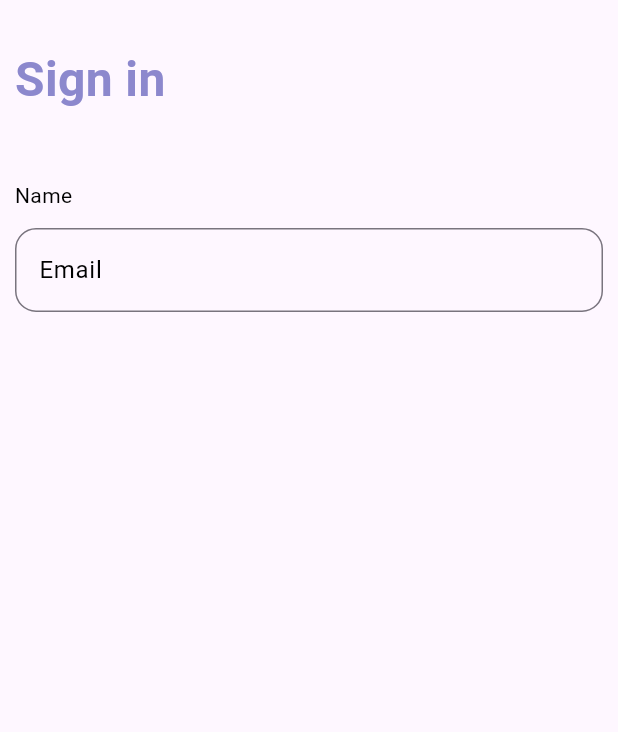
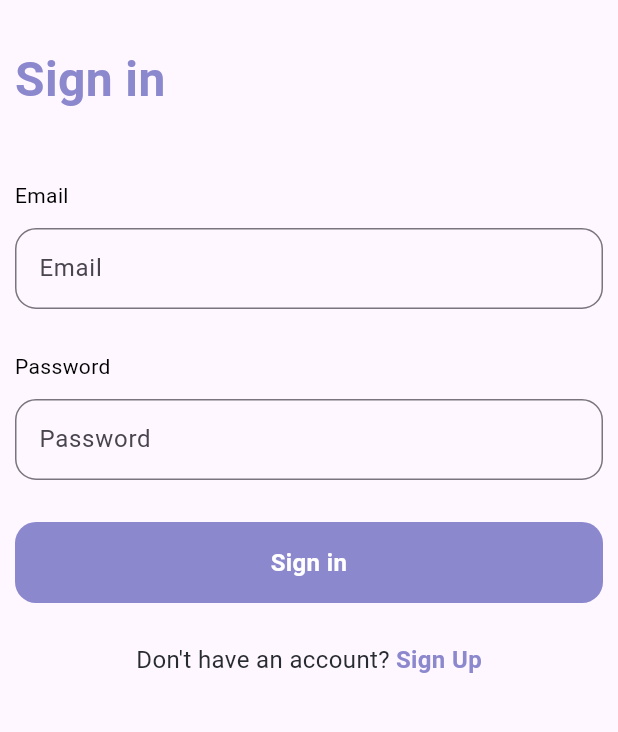
Before and after one commit to shakhawat-khan/easy-do, a Flutter app: the screen it shows after launch, on a phone screen of 412 x 824 dp, the part 270-1002 px from its top. Run offline on Flutter 3.47's test engine with Material 3 defaults, Android fonts, the phone set to English and light mode, and no system bars; our stand-ins replace go_router, sizer; Roboto replaces fonts that are missing (Manrope).

Commit message:
add routing and sizer package

```diff
--- a/lib/src/app.dart
+++ b/lib/src/app.dart
@@ -1,6 +1,8 @@
 import 'package:easy_do/src/modules/splash/view/splash_view.dart';
+import 'package:easy_do/src/routing/app_route.dart';
 import 'package:easy_do/src/theme/light/light_theme.dart';
 import 'package:flutter/material.dart';
+import 'package:sizer/sizer.dart';
 
 class MyApp extends StatelessWidget {
   const MyApp({super.key});
@@ -8,11 +10,13 @@ class MyApp extends StatelessWidget {
   // This widget is the root of your application.
   @override
   Widget build(BuildContext context) {
-    return MaterialApp(
-      debugShowCheckedModeBanner: false,
-      title: 'Easy-do',
-      theme: lightTheme,
-      home: const SplashScreen(),
-    );
+    return Sizer(builder: (context, _, __) {
+      return MaterialApp.router(
+        debugShowCheckedModeBanner: false,
+        title: 'Easy-do',
+        theme: lightTheme,
+        routerConfig: router,
+      );
+    });
   }
 }
--- /dev/null
+++ b/lib/src/components/custom_extended_button.dart
@@ -0,0 +1,39 @@
+import 'package:easy_do/src/utils/hex_color.dart';
+import 'package:flutter/material.dart';
+
+class CusomExtendedButton extends StatelessWidget {
+  final String name;
+  const CusomExtendedButton({
+    super.key,
+    required this.name,
+  });
+
+  @override
+  Widget build(BuildContext context) {
+    return Container(
+      width: MediaQuery.sizeOf(context).width,
+      height: 54,
+      decoration: BoxDecoration(
+        borderRadius: BorderRadius.circular(
+          14,
+        ),
+        color: HexColor(
+          '#8C88CD',
+        ),
+      ),
+      child: Center(
+        child: Text(
+          name,
+          textAlign: TextAlign.center,
+          style: const TextStyle(
+            color: Colors.white,
+            fontSize: 16,
+            fontFamily: 'Manrope',
+            fontWeight: FontWeight.w600,
+            height: 0,
+          ),
+        ),
+      ),
+    );
+  }
+}
--- a/lib/src/constants/app_sizer.dart
+++ b/lib/src/constants/app_sizer.dart
@@ -8,6 +8,7 @@ class Sizes {
   static const p16 = 16.0;
   static const p20 = 20.0;
   static const p24 = 24.0;
+  static const p28 = 28.0;
   static const p32 = 32.0;
   static const p48 = 48.0;
   static const p64 = 64.0;
@@ -31,6 +32,7 @@ const gapH12 = SizedBox(height: Sizes.p12);
 const gapH16 = SizedBox(height: Sizes.p16);
 const gapH20 = SizedBox(height: Sizes.p20);
 const gapH24 = SizedBox(height: Sizes.p24);
+const gapH28 = SizedBox(height: Sizes.p28);
 const gapH32 = SizedBox(height: Sizes.p32);
 const gapH48 = SizedBox(height: Sizes.p48);
 const gapH64 = SizedBox(height: Sizes.p64);
--- a/lib/src/modules/sign_in/view/sign_in_view.dart
+++ b/lib/src/modules/sign_in/view/sign_in_view.dart
@@ -1,5 +1,7 @@
+import 'package:easy_do/src/components/custom_extended_button.dart';
 import 'package:easy_do/src/components/signIn_signUp_text.dart';
 import 'package:easy_do/src/constants/app_sizer.dart';
+import 'package:easy_do/src/utils/hex_color.dart';
 import 'package:flutter/material.dart';
 
 class SignInView extends StatelessWidget {
@@ -9,7 +11,8 @@ class SignInView extends StatelessWidget {
   Widget build(BuildContext context) {
     return SafeArea(
       child: Scaffold(
-        body: Column(
+        body: SingleChildScrollView(
+          child: Column(
             mainAxisAlignment: MainAxisAlignment.start,
             crossAxisAlignment: CrossAxisAlignment.start,
             children: [
@@ -59,10 +62,55 @@ class SignInView extends StatelessWidget {
                       ),
                     ),
                     gapH48,
-                  const SignInTextTitelComponent(name: 'Name'),
+                    const SignInTextTitelComponent(
+                      name: 'Email',
+                    ),
                     gapH12,
                     TextFormField(
-                    decoration: const InputDecoration(labelText: 'Email'),
+                      decoration: const InputDecoration(
+                        labelText: 'Email',
+                      ),
+                    ),
+                    gapH28,
+                    const SignInTextTitelComponent(
+                      name: 'Password',
+                    ),
+                    gapH12,
+                    TextFormField(
+                      decoration: const InputDecoration(
+                        labelText: 'Password',
+                      ),
+                    ),
+                    gapH28,
+                    const CusomExtendedButton(name: 'Sign in'),
+                    gapH28,
+                    const Row(
+                      mainAxisAlignment: MainAxisAlignment.center,
+                      children: [
+                        Text(
+                          'Don\'t have an account?',
+                          textAlign: TextAlign.center,
+                          style: TextStyle(
+                            color: Color(0xFF282B31),
+                            fontSize: 16,
+                            fontFamily: 'Manrope',
+                            fontWeight: FontWeight.w400,
+                            height: 0,
+                          ),
+                        ),
+                        gapW4,
+                        Text(
+                          'Sign Up',
+                          textAlign: TextAlign.center,
+                          style: TextStyle(
+                            color: Color(0xFF8C88CD),
+                            fontSize: 16,
+                            fontFamily: 'Manrope',
+                            fontWeight: FontWeight.w600,
+                            height: 0,
+                          ),
+                        )
+                      ],
                     )
                   ],
                 ),
@@ -70,6 +118,7 @@ class SignInView extends StatelessWidget {
             ],
           ),
         ),
+      ),
     );
   }
 }
--- a/lib/src/modules/splash/view/splash_view.dart
+++ b/lib/src/modules/splash/view/splash_view.dart
@@ -1,7 +1,9 @@
 import 'package:easy_do/src/modules/home_screen/view/home_view.dart';
 import 'package:easy_do/src/modules/sign_in/view/sign_in_view.dart';
+import 'package:easy_do/src/routing/app_route.dart';
 import 'package:flutter/material.dart';
 import 'package:flutter/services.dart';
+import 'package:go_router/go_router.dart';
 
 class SplashScreen extends StatefulWidget {
   const SplashScreen({super.key});
@@ -17,9 +19,7 @@ class _SplashScreenState extends State<SplashScreen>
     SystemChrome.setEnabledSystemUIMode(SystemUiMode.immersive);
 
     Future.delayed(const Duration(seconds: 2), () {
-      Navigator.of(context).pushReplacement(MaterialPageRoute(builder: (_) {
-        return const SignInView();
-      }));
+      context.pushReplacementNamed(AppRoute.signIn.name);
     });
 
     super.initState();
--- /dev/null
+++ b/lib/src/routing/app_route.dart
@@ -0,0 +1,27 @@
+import 'package:easy_do/src/modules/sign_in/view/sign_in_view.dart';
+import 'package:easy_do/src/modules/splash/view/splash_view.dart';
+
+import 'package:go_router/go_router.dart';
+
+enum AppRoute {
+  home,
+  splash,
+  signIn,
+  signUp,
+}
+
+final GoRouter router = GoRouter(
+  initialLocation: '/',
+  routes: [
+    GoRoute(
+      path: '/',
+      name: AppRoute.splash.name,
+      builder: (context, state) => const SplashScreen(),
+    ),
+    GoRoute(
+      path: '/signIn',
+      name: AppRoute.signIn.name,
+      builder: (context, state) => const SignInView(),
+    )
+  ],
+);
--- a/lib/src/theme/themes.dart
+++ b/lib/src/theme/themes.dart
@@ -1,7 +1,10 @@
 import 'package:flutter/material.dart';
 
 const inputDecorationTheme = InputDecorationTheme(
-  labelStyle: TextStyle(color: Colors.black),
+  constraints: BoxConstraints(
+    maxHeight: 54,
+  ),
+  // labelStyle: TextStyle(color: Color(0xFFE9E9E9)),
   border: OutlineInputBorder(
     borderRadius: BorderRadius.all(
       Radius.circular(
@@ -9,4 +12,11 @@ const inputDecorationTheme = InputDecorationTheme(
       ),
     ),
   ),
+  // hintStyle: TextStyle(
+  //   color: Color(0xFFE9E9E9),
+  //   fontSize: 16,
+  //   fontFamily: 'Manrope',
+  //   fontWeight: FontWeight.w400,
+  //   height: 0,
+  // ),
 );
--- /dev/null
+++ b/lib/src/utils/hex_color.dart
@@ -0,0 +1,13 @@
+import 'package:flutter/material.dart';
+
+class HexColor extends Color {
+  static int _getColorFromHex(String hexColor) {
+    hexColor = hexColor.toUpperCase().replaceAll("#", "");
+    if (hexColor.length == 6) {
+      hexColor = "FF$hexColor";
+    }
+    return int.parse(hexColor, radix: 16);
+  }
+
+  HexColor(final String hexColor) : super(_getColorFromHex(hexColor));
+}
--- a/pubspec.yaml
+++ b/pubspec.yaml
@@ -35,6 +35,8 @@ dependencies:
   # The following adds the Cupertino Icons font to your application.
   # Use with the CupertinoIcons class for iOS style icons.
   cupertino_icons: ^1.0.2
+  sizer: ^2.0.15
+  go_router: ^13.0.1
 
 dev_dependencies:
   flutter_test:
```
Also changed, not shown: pubspec.lock. Lines whose indentation alone changed are shown as unchanged.
